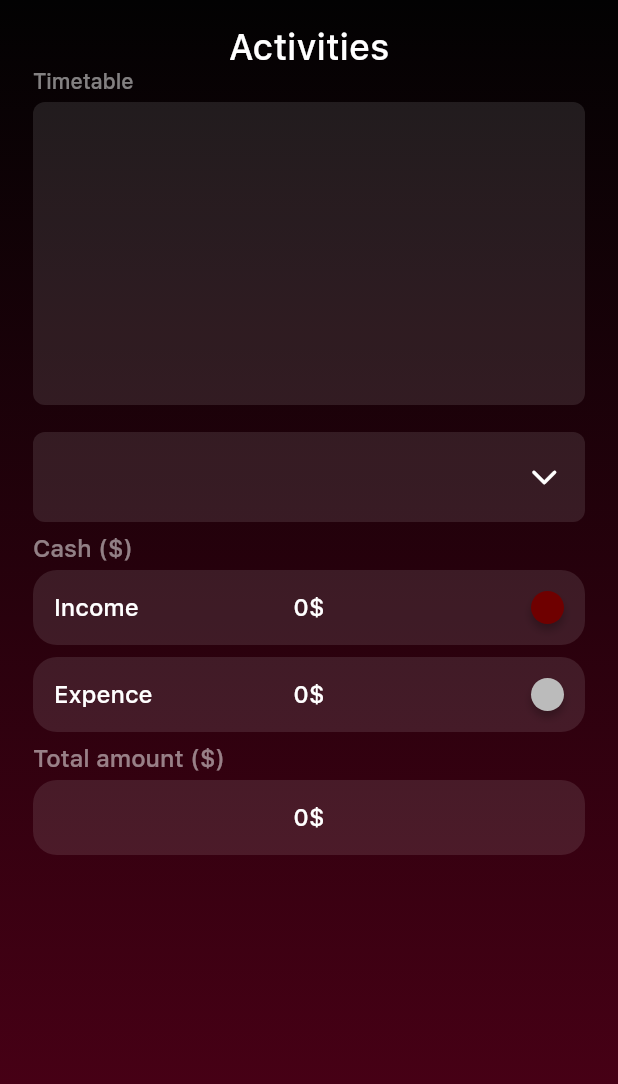
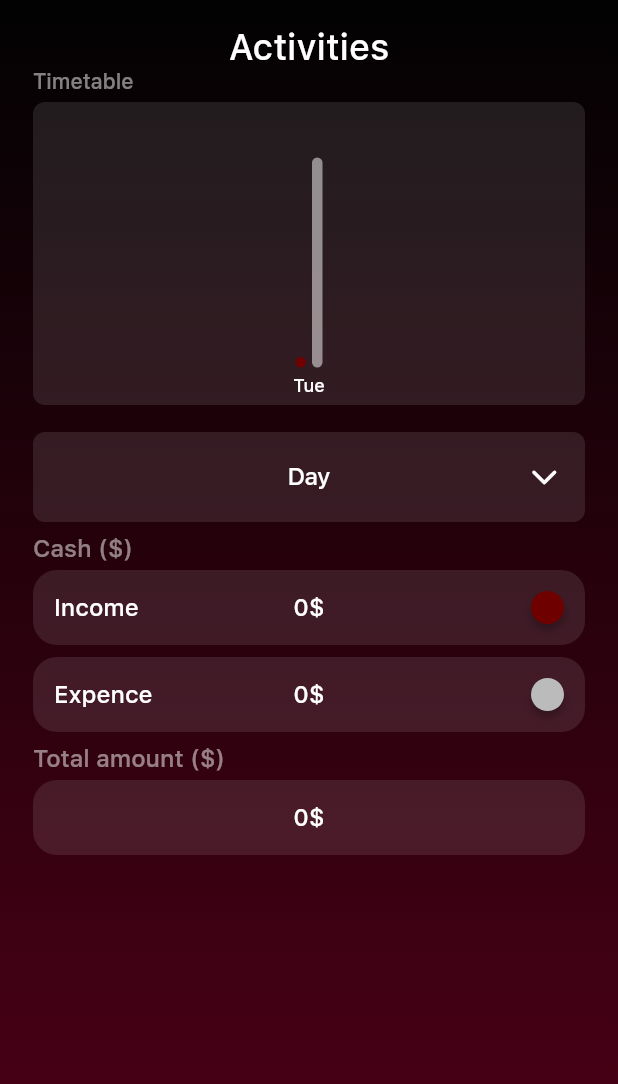
Before and after one commit to kent0505/project5, a Flutter app: the ActivitiesPage screen opened directly, on a phone screen of 412 x 824 dp. Shown: the top 1084 px of the screen. Run offline on Flutter 3.47's test engine with Material 3 defaults, Android fonts, the phone set to English and light mode, and no system bars; our stand-ins replace cached_network_image, flutter_bloc, flutter_svg, go_router, hive_flutter, shared_preferences; accounts and stored records are empty.

Commit message:
added day bar chart

```diff
--- a/lib/core/utils.dart
+++ b/lib/core/utils.dart
@@ -9,6 +9,12 @@ String userName = '';
 String userCurrency = '\$';
 int userExpense = 0;
 int userIncome = 0;
+
+List<Expense> expensesList = [];
+int totalDayExpenses = 0;
+int totalDayIncomes = 0;
+int dayExpensesHeight = 0;
+int dayIncomesHeight = 0;
 
 Future<void> getData() async {
   final prefs = await SharedPreferences.getInstance();
@@ -38,15 +44,60 @@ int getCurrentTimestamp() {
   return DateTime.now().millisecondsSinceEpoch ~/ 1000;
 }
 
+String getCurrentWeekDay() {
+  DateTime now = DateTime.now();
+  int currentWeekday = now.weekday;
+  List<String> weekdays = ['Mon', 'Tue', 'Wed', 'Thu', 'Fri', 'Sat', 'Sun'];
+  String currentWeekdayName = weekdays[currentWeekday - 1];
+  return currentWeekdayName;
+}
+
+void getDayExpenses() {
+  totalDayExpenses = 0;
+  totalDayIncomes = 0;
+  List<Expense> currentDayExpenses = [];
+  for (Expense expense in expensesList) {
+    DateTime date = DateTime.fromMillisecondsSinceEpoch(expense.id * 1000);
+    if (date.day == DateTime.now().day) {
+      currentDayExpenses.add(expense);
+    }
+  }
+  for (Expense expense in currentDayExpenses) {
+    if (expense.expense) {
+      totalDayExpenses = totalDayExpenses + expense.amount;
+    } else {
+      totalDayIncomes = totalDayIncomes + expense.amount;
+    }
+  }
+}
+
+double getDayExpensesHeight() {
+  getDayExpenses();
+  if (totalDayExpenses == 0) return 7;
+  if (totalDayIncomes == 0) return 100 + 40;
+  double percent = (totalDayIncomes / totalDayExpenses) * 100 + 40;
+  return percent;
+}
+
+double getDayIncomesHeight() {
+  getDayExpenses();
+  if (totalDayExpenses == 0) return 100 + 40;
+  if (totalDayIncomes == 0) return 7;
+  double percent = (totalDayExpenses / totalDayIncomes) * 100 + 40;
+  return percent;
+}
+
 void getExpenses(List<Expense> expenses) {
   int expense = 0;
   int income = 0;
+  expensesList = [];
   for (Expense e in expenses) {
     if (e.expense) {
       expense = expense + e.amount;
     } else {
       income = income + e.amount;
     }
+    expensesList.add(e);
   }
   log(expense.toString());
   log(income.toString());
--- a/lib/features/activities/pages/activities_page.dart
+++ b/lib/features/activities/pages/activities_page.dart
@@ -1,11 +1,14 @@
 import 'dart:developer';
 
 import 'package:flutter/material.dart';
+import 'package:flutter_bloc/flutter_bloc.dart';
+import 'package:project5/features/expense/bloc/expense_bloc.dart';
 
 import '../../../core/config/app_colors.dart';
 import '../../../core/utils.dart';
 import '../../../core/widgets/custom/custom_scaffold.dart';
 import '../../../core/widgets/page_title.dart';
+import '../widgets/bar_chart.dart';
 import '../widgets/income_info_card.dart';
 import '../widgets/period_card.dart';
 import '../widgets/total_card.dart';
@@ -29,6 +32,12 @@ class _ActivitiesPageState extends State<ActivitiesPage> {
   void onChanged() {
     log(controller.text);
     setState(() {});
+  }
+
+  @override
+  void initState() {
+    super.initState();
+    controller.text = 'Day';
   }
 
   @override
@@ -63,24 +72,74 @@ class _ActivitiesPageState extends State<ActivitiesPage> {
                   ],
                 ),
                 const SizedBox(height: 5),
-                Container(
+                BlocBuilder<ExpenseBloc, ExpenseState>(
+                  builder: (context, state) {
+                    return Container(
                       height: 202,
-                  width: MediaQuery.of(context).size.width > 400 ? 400 : null,
+                      width:
+                          MediaQuery.of(context).size.width > 400 ? 400 : null,
                       padding: const EdgeInsets.all(6),
                       decoration: BoxDecoration(
                         color: AppColors.card,
                         borderRadius: BorderRadius.circular(8),
                       ),
-                  child: const Column(
+                      child: Column(
+                        mainAxisAlignment: MainAxisAlignment.end,
                         children: [
-                      // BarChart(
-                      //   BarChartData(
-                      //     maxY: 200,
-                      //     minY: 0,
-                      //   ),
-                      // ),
+                          if (controller.text == 'Day') ...[
+                            BarChartCard(
+                              title: getCurrentWeekDay(),
+                              incomeHeight: getDayExpensesHeight(),
+                              expenseHeight: getDayIncomesHeight(),
+                            ),
+                          ],
+                          if (controller.text == 'Week') ...[
+                            const Row(
+                              mainAxisAlignment: MainAxisAlignment.spaceEvenly,
+                              crossAxisAlignment: CrossAxisAlignment.end,
+                              children: [
+                                BarChartCard(
+                                  title: 'Sun',
+                                  incomeHeight: 150,
+                                  expenseHeight: 50,
+                                ),
+                                BarChartCard(
+                                  title: 'Mon',
+                                  incomeHeight: 100,
+                                  expenseHeight: 10,
+                                ),
+                                BarChartCard(
+                                  title: 'Tue',
+                                  incomeHeight: 150,
+                                  expenseHeight: 50,
+                                ),
+                                BarChartCard(
+                                  title: 'Wed',
+                                  incomeHeight: 150,
+                                  expenseHeight: 50,
+                                ),
+                                BarChartCard(
+                                  title: 'Thu',
+                                  incomeHeight: 150,
+                                  expenseHeight: 50,
+                                ),
+                                BarChartCard(
+                                  title: 'Fri',
+                                  incomeHeight: 150,
+                                  expenseHeight: 50,
+                                ),
+                                BarChartCard(
+                                  title: 'Sat',
+                                  incomeHeight: 150,
+                                  expenseHeight: 50,
+                                ),
                               ],
                             ),
+                          ],
+                        ],
+                      ),
+                    );
+                  },
                 ),
                 const SizedBox(height: 18),
                 PeriodCard(
--- /dev/null
+++ b/lib/features/activities/widgets/bar_chart.dart
@@ -0,0 +1,59 @@
+import 'package:flutter/material.dart';
+
+import '../../../core/config/app_colors.dart';
+
+class BarChartCard extends StatelessWidget {
+  const BarChartCard({
+    super.key,
+    required this.title,
+    required this.incomeHeight,
+    required this.expenseHeight,
+  });
+
+  final String title;
+  final double incomeHeight;
+  final double expenseHeight;
+
+  @override
+  Widget build(BuildContext context) {
+    return SizedBox(
+      width: 30,
+      child: Column(
+        children: [
+          Row(
+            mainAxisAlignment: MainAxisAlignment.center,
+            crossAxisAlignment: CrossAxisAlignment.end,
+            children: [
+              Container(
+                width: 7,
+                height: incomeHeight,
+                decoration: BoxDecoration(
+                  color: AppColors.red,
+                  borderRadius: BorderRadius.circular(12),
+                ),
+              ),
+              const SizedBox(width: 4),
+              Container(
+                width: 7,
+                height: expenseHeight,
+                decoration: BoxDecoration(
+                  color: AppColors.white50,
+                  borderRadius: BorderRadius.circular(12),
+                ),
+              ),
+            ],
+          ),
+          const SizedBox(height: 5),
+          Text(
+            title,
+            style: const TextStyle(
+              color: Colors.white,
+              fontSize: 12,
+              fontWeight: FontWeight.w500,
+            ),
+          ),
+        ],
+      ),
+    );
+  }
+}
```
Lines whose indentation alone changed are shown as unchanged.
